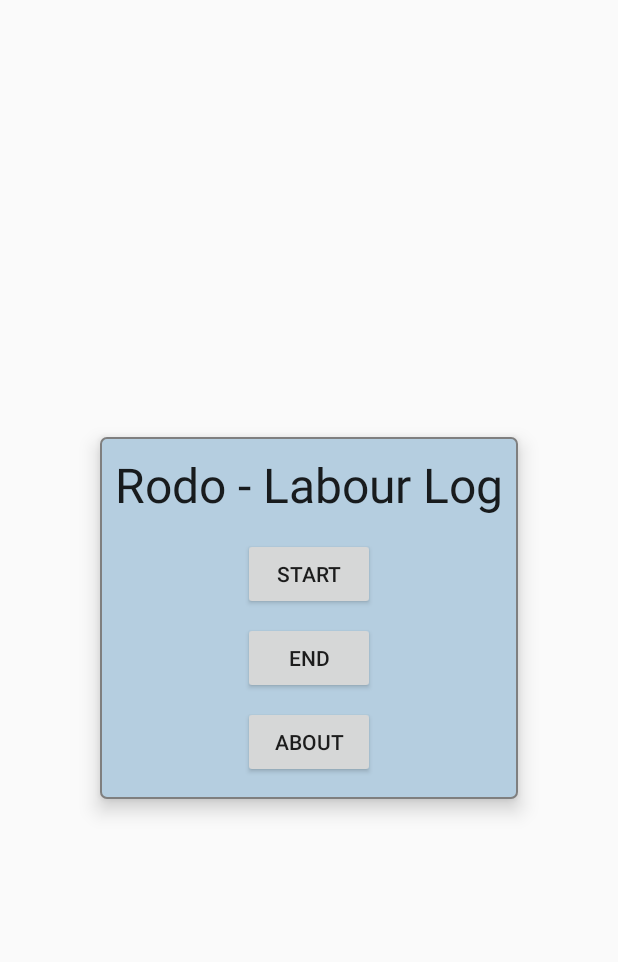
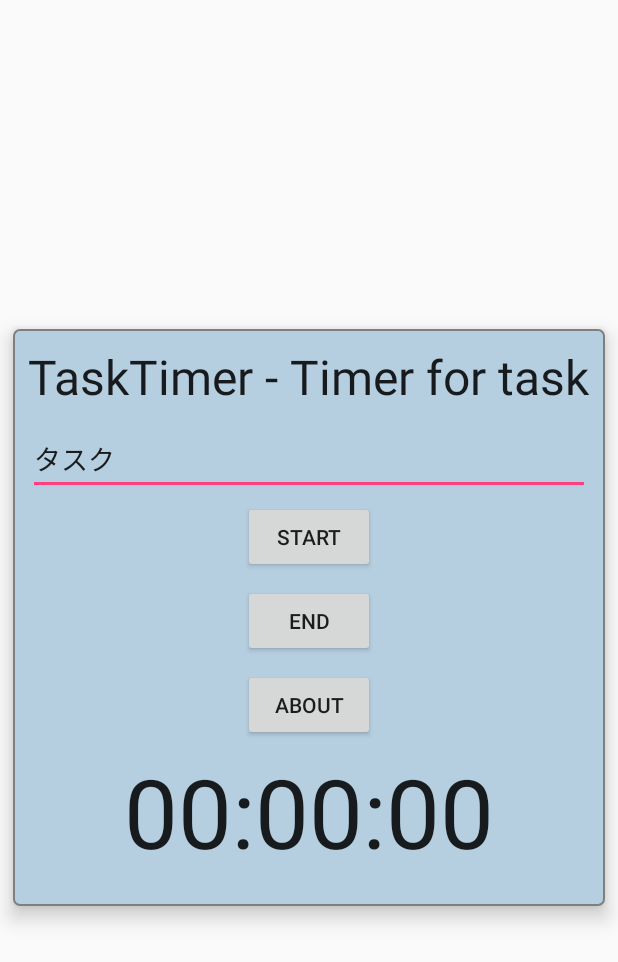
Before and after one commit to dokechin/TaskTimer, an Android app: the screen it shows after launch (MainActivity), on a phone screen of 412 x 824 dp. Shown: the top 962 px of the screen. Run offline under Robolectric (Android 15) with nearby library versions, the phone set to English and light mode, and no system bars; 1 statement that could not run was skipped.

Commit message:
implements timer

```diff
--- a/app/src/main/AndroidManifest.xml
+++ b/app/src/main/AndroidManifest.xml
@@ -1,6 +1,6 @@
 <?xml version="1.0" encoding="utf-8"?>
 <manifest xmlns:android="http://schemas.android.com/apk/res/android"
-    package="com.dokechin.myapplication">
+    package="com.dokechin.tasktimer">
 
     <application
         android:allowBackup="true"
@@ -8,7 +8,7 @@
         android:label="@string/app_name"
         android:supportsRtl="true"
         android:theme="@style/AppTheme">
-        <activity android:name=".MainActivity">
+        <activity android:name="com.dokechin.tasktimer.MainActivity">
             <intent-filter>
                 <action android:name="android.intent.action.MAIN" />
 
--- /dev/null
+++ b/app/src/main/java/com/dokechin/tasktimer/EventUtility.java
@@ -0,0 +1,64 @@
+package com.dokechin.tasktimer;
+
+import android.content.ContentResolver;
+import android.database.Cursor;
+import android.net.Uri;
+import android.provider.CalendarContract;
+import android.util.ArraySet;
+
+import com.dokechin.tasktimer.com.dokechin.tasktimer.domain.Event;
+
+import java.util.ArrayList;
+import java.util.HashSet;
+
+/**
+ * Created by dokechin on 2016/07/16.
+ */
+public class EventUtility {
+
+    public static int getNewEventId(ContentResolver cr) {
+        Cursor cursor = cr.query(CalendarContract.Events.CONTENT_URI,
+                new String [] {"MAX(_id) as max_id"}, null, null, "_id");
+        cursor.moveToFirst();
+        int max_val = cursor.getInt(cursor.getColumnIndex("max_id"));
+        return max_val+1;
+    }
+
+    public static int getLastEventId(ContentResolver cr) {
+        Cursor cursor = cr.query(CalendarContract.Events.CONTENT_URI,
+                new String [] {"MAX(_id) as max_id"}, null, null, "_id");
+        cursor.moveToFirst();
+        int max_val = cursor.getInt(cursor.getColumnIndex("max_id"));
+        return max_val;
+    }
+
+
+    public static Event getEventData(ContentResolver cr, int id){
+        Cursor cursor = cr.query(CalendarContract.Events.CONTENT_URI,
+                new String [] {CalendarContract.Events.DTSTART, CalendarContract.Events.TITLE},  "_id=" + id, null, null);
+        if (cursor.getCount()>0){
+            cursor.moveToFirst();
+            Event event = new Event();
+            event.setStartTimeMills(cursor.getLong(0));
+            event.setTitle(cursor.getString(1));
+            return event;
+        }
+        return null;
+    }
+
+
+    public static String[] getTitles(ContentResolver cr){
+
+        Cursor cursor = cr.query(CalendarContract.Events.CONTENT_URI,
+                new String [] {CalendarContract.Events.TITLE},  null, null, null);
+        HashSet<String> set = new HashSet<String>();
+        while(cursor.moveToNext()){
+            String title = cursor.getString(0);
+            set.add(title);
+        }
+        String[] stringArray = set.toArray(new String[0]);
+        return stringArray;
+
+    }
+
+}
--- a/app/src/main/java/com/dokechin/myapplication/MainActivity.java
+++ b/app/src/main/java/com/dokechin/tasktimer/MainActivity.java
@@ -1,8 +1,10 @@
-package com.dokechin.myapplication;
+package com.dokechin.tasktimer;
 
 import android.support.v7.app.AppCompatActivity;
 import android.os.Bundle;
 import android.widget.Button;
+
+import com.dokechin.tasktimer.R;
 
 public class MainActivity extends AppCompatActivity {
 
--- a/app/src/main/java/com/dokechin/myapplication/MainFragment.java
+++ b/app/src/main/java/com/dokechin/tasktimer/MainFragment.java
@@ -1,21 +1,26 @@
-package com.dokechin.myapplication;
+package com.dokechin.tasktimer;
 
-import android.app.Activity;
 import android.app.AlertDialog;
 import android.content.ContentResolver;
 import android.content.ContentUris;
+import android.content.ContentValues;
 import android.content.Context;
 import android.content.Intent;
-import android.database.Cursor;
 import android.net.Uri;
 import android.os.Bundle;
+import android.os.Handler;
 import android.provider.CalendarContract;
 import android.support.v4.app.Fragment;
-import android.support.v7.app.AppCompatActivity;
 import android.util.Log;
 import android.view.LayoutInflater;
 import android.view.View;
 import android.view.ViewGroup;
+import android.widget.ArrayAdapter;
+import android.widget.AutoCompleteTextView;
+import android.widget.TextView;
+
+import com.dokechin.tasktimer.com.dokechin.tasktimer.domain.Counter;
+import com.dokechin.tasktimer.com.dokechin.tasktimer.domain.Event;
 
 import java.io.BufferedReader;
 import java.io.FileInputStream;
@@ -23,6 +28,8 @@ import java.io.FileOutputStream;
 import java.io.IOException;
 import java.io.InputStream;
 import java.io.InputStreamReader;
+import java.util.Timer;
+import java.util.TimerTask;
 
 public class MainFragment extends Fragment {
 
@@ -31,6 +38,14 @@ public class MainFragment extends Fragment {
     private int mNewEventId;
     private int mLastEventId = -1;
     private long mStartTimeMills = 0;
+    private String mLastEventTitle = "タスク";
+
+    private Timer mainTimer;					//タイマー用
+    private MainTimerTask mainTimerTask;		//タイマタスククラス
+    private TextView countText;					//テキストビュー
+    private int count = 0;						//カウント
+    private Handler mHandler = new Handler();   //UI Threadへのpost用ハンドラ
+    private AutoCompleteTextView mTextView;
 
     @Override
     public View onCreateView(LayoutInflater inflater,ViewGroup container,Bundle savedInstanceState){
@@ -39,10 +54,24 @@ public class MainFragment extends Fragment {
         try {
             mLastEventId = Integer.parseInt(loadFile("event_id.txt"));
             mStartTimeMills = Long.parseLong(loadFile("start.txt"));
+            mLastEventTitle = loadFile("title.txt");
         }
         catch(Exception ex){
             Log.d("rodo", ex.toString());
         }
+
+        //テキストビュー
+        this.countText = (TextView)rootView.findViewById(R.id.timer_text);
+
+        String[] TITLES = EventUtility.getTitles(mContext.getContentResolver());
+        Log.d("tasktimer", TITLES.toString());
+
+        // In the onCreate method
+        mTextView = (AutoCompleteTextView) rootView.findViewById(R.id.task_textview);
+        ArrayAdapter<String> adapter = new ArrayAdapter<String>(this.getContext(), android.R.layout.simple_list_item_1, TITLES);
+        mTextView.setAdapter(adapter);
+        mTextView.setText(mLastEventTitle);
+
         //
         View aboutButton = rootView.findViewById(R.id.about_button);
         aboutButton.setOnClickListener(new View.OnClickListener(){
@@ -69,7 +98,7 @@ public class MainFragment extends Fragment {
                 //イベントID
                 intent.putExtra(CalendarContract.Events._ID, mNewEventId);
                 //スケジュールのタイトル
-                intent.putExtra(CalendarContract.Events.TITLE, getString(R.string.labour));
+                intent.putExtra(CalendarContract.Events.TITLE, mTextView.getText().toString());
 
                 mStartTimeMills = System.currentTimeMillis();
 
@@ -92,16 +121,28 @@ public class MainFragment extends Fragment {
         leaveBotton.setOnClickListener(new View.OnClickListener() {
             @Override
             public void onClick(View v) {
-                if (mLastEventId > 0 && EventUtility.hasEventId(mContext.getContentResolver(),mLastEventId)) {
+                Event event = EventUtility.getEventData(mContext.getContentResolver(),mLastEventId);
+                count = 0;
+                mainTimer.cancel();
+                if (mLastEventId > 0 && event != null) {
 
                     Uri uri = ContentUris.withAppendedId(CalendarContract.Events.CONTENT_URI, mLastEventId);
                     long currentTimeMillis = System.currentTimeMillis();
-                    Intent intent = new Intent(Intent.ACTION_EDIT)
-                            .setData(uri)
-                            .setType("vnd.android.cursor.item/event")
-                            .putExtra(CalendarContract.EXTRA_EVENT_BEGIN_TIME, mStartTimeMills)
-                            .putExtra(CalendarContract.EXTRA_EVENT_END_TIME, currentTimeMillis);
-                    startActivity(intent);
+
+                    ContentResolver cr = mContext.getContentResolver();
+                    ContentValues values = new ContentValues();
+
+                    values.put(CalendarContract.Events.DTSTART, mStartTimeMills);
+                    values.put(CalendarContract.Events.DTEND, currentTimeMillis);
+                    int rows = cr.update(uri, values, null, null);
+
+                    AlertDialog.Builder builder = new AlertDialog.Builder(getActivity());
+                    builder.setTitle(R.string.finish_title);
+                    builder.setMessage(R.string.finish_text);
+                    builder.setCancelable(false);
+                    builder.setPositiveButton(R.string.ok_label,null);
+                    mDialog = builder.show();
+
                 }
             }
         });
@@ -129,11 +170,23 @@ public class MainFragment extends Fragment {
 
                 int lastEventId = EventUtility.getLastEventId(mContext.getContentResolver());
 
-                Log.d("rodo","lastEventId" + lastEventId + "newEventId" + mNewEventId);
                 if (mNewEventId == lastEventId){
                     mLastEventId = lastEventId;
+                    Event event = EventUtility.getEventData(mContext.getContentResolver(),lastEventId);
                     saveFile("event_id.txt", Integer.toString(lastEventId));
-                    saveFile("start.txt", Long.toString(mStartTimeMills));
+                    saveFile("start.txt", Long.toString(event.getStartTimeMills()));
+                    saveFile("title.txt", event.getTitle());
+
+                    Log.d("rodo","lastEventId" + lastEventId);
+                    Log.d("rodo","startTimeMills" + event.getStartTimeMills());
+
+                    //タイマーインスタンス生成
+                    this.mainTimer = new Timer();
+                    //タスククラスインスタンス生成
+                    this.mainTimerTask = new MainTimerTask();
+                    //タイマースケジュール設定＆開始
+                    this.mainTimer.schedule(mainTimerTask, 1000, 1000);
+
                 }
 
             }
@@ -165,7 +218,7 @@ public class MainFragment extends Fragment {
         return sb.toString();
     }
 
-    public String loadFile (String file) {
+    public String loadFile (String file) throws Exception{
         try {
             Log.d("rodo" , "load data file= " + file );
 
@@ -178,10 +231,25 @@ public class MainFragment extends Fragment {
             return ret;
         }
         catch(Exception ex){
-            return "0";
+            throw ex;
         }
     }
 
+    public class MainTimerTask extends TimerTask {
+        @Override
+        public void run() {
+            //ここに定周期で実行したい処理を記述します
+            mHandler.post( new Runnable() {
+                public void run() {
 
+                    //実行間隔分を加算処理
+                    count += 1;
+                    Counter counter = new Counter(count);
+                    //画面にカウントを表示
+                    countText.setText(counter.clockFormat());
+                }
+            });
+        }
+    }
 
 }
--- a/app/src/main/res/layout/activity_main.xml
+++ b/app/src/main/res/layout/activity_main.xml
@@ -4,10 +4,10 @@
     android:layout_width="match_parent"
     android:layout_height="match_parent"
     android:clipChildren="false"
-    tools:context=".MainActivity">
+    tools:context="com.dokechin.tasktimer.MainActivity">
     <fragment
         android:id="@+id/main_fragment"
-        class="com.dokechin.myapplication.MainFragment"
+        class="com.dokechin.tasktimer.MainFragment"
         android:layout_width="wrap_content"
         android:layout_height="wrap_content"
         android:layout_gravity="center"
--- a/app/src/main/res/layout/fragment_main.xml
+++ b/app/src/main/res/layout/fragment_main.xml
@@ -8,14 +8,27 @@
     android:orientation="vertical"
     android:padding="@dimen/menu_padding"
     android:clipChildren="false"
-    tools:context=".MainActivity">
+    tools:context="com.dokechin.tasktimer.MainActivity">
     <TextView
         android:layout_width="wrap_content"
         android:layout_height="wrap_content"
         android:layout_marginBottom="@dimen/menu_space"
         android:text="@string/long_app_name"
         android:textAppearance="?android:textAppearanceLarge"
-        android:textSize="@dimen/menu_text_size" />
+        android:textSize="@dimen/menu_text_size"
+        android:layout_gravity="center"/>
+
+    <AutoCompleteTextView
+    android:id="@+id/task_textview"
+    android:layout_width="match_parent"
+    android:layout_height="wrap_content"
+        android:hint="@string/task_label"
+    android:ems="10"
+        android:layout_gravity="center"
+    android:text="AutoCompleteTextView">
+
+    <requestFocus />
+    </AutoCompleteTextView>
 
     <Button
         android:id="@+id/enter_button"
@@ -42,4 +55,14 @@
         android:layout_margin="@dimen/menu_buttom_margin"
         android:layout_gravity="center"/>
 
+    <TextView
+        android:id="@+id/timer_text"
+        android:layout_width="wrap_content"
+        android:layout_height="wrap_content"
+        android:layout_marginBottom="@dimen/menu_space"
+        android:text="00:00:00"
+        android:textAppearance="?android:textAppearanceLarge"
+        android:textSize="@dimen/timer_text_size"
+        android:layout_gravity="center"/>
+
 </LinearLayout>
--- a/app/src/main/res/values/dimens.xml
+++ b/app/src/main/res/values/dimens.xml
@@ -8,6 +8,7 @@
     <dimen name="menu_padding">10dp</dimen>
     <dimen name="menu_space">10dp</dimen>
     <dimen name="menu_text_size">32sp</dimen>
+    <dimen name="timer_text_size">64sp</dimen>
     <dimen name="menu_buttom_margin">4dp</dimen>
     <dimen name="menu_buttom_padding">10dp</dimen>
 </resources>
--- a/app/src/main/res/values/strings.xml
+++ b/app/src/main/res/values/strings.xml
@@ -1,13 +1,17 @@
 <resources>
-    <string name="app_name">Rodo</string>
-    <string name="long_app_name">Rodo - Labour Log</string>
+    <string name="app_name">TaskTimer</string>
+    <string name="long_app_name">TaskTimer - Timer for task</string>
     <string name="start_label">Start</string>
     <string name="end_label">End</string>
     <string name="about_label">About</string>
-    <string name="about_title">About Rodo</string>
+    <string name="about_title">About TaskTimer</string>
     <string name="ok_label">OK</string>
-    <string name="labour">Labour</string>
+    <string name="task_label">Task Name</string>
     <string name="about_text">
-        Rodo - Logging your labour history to calendar application.
+        TaskTimer - Timer application for task
+    </string>
+    <string name="finish_title">Finish your task</string>
+    <string name="finish_text">
+        Congraturations. You finished your task.
     </string>
 </resources>
```
Also changed, not shown: app/src/main/java/com/dokechin/myapplication/EventUtility.java (deleted, +0 -36 lines), app/src/main/java/com/dokechin/tasktimer/com/dokechin/tasktimer/domain/Counter.java (added, +19 -0 lines), app/src/main/java/com/dokechin/tasktimer/com/dokechin/tasktimer/domain/Event.java (added, +25 -0 lines), 1 other file.
